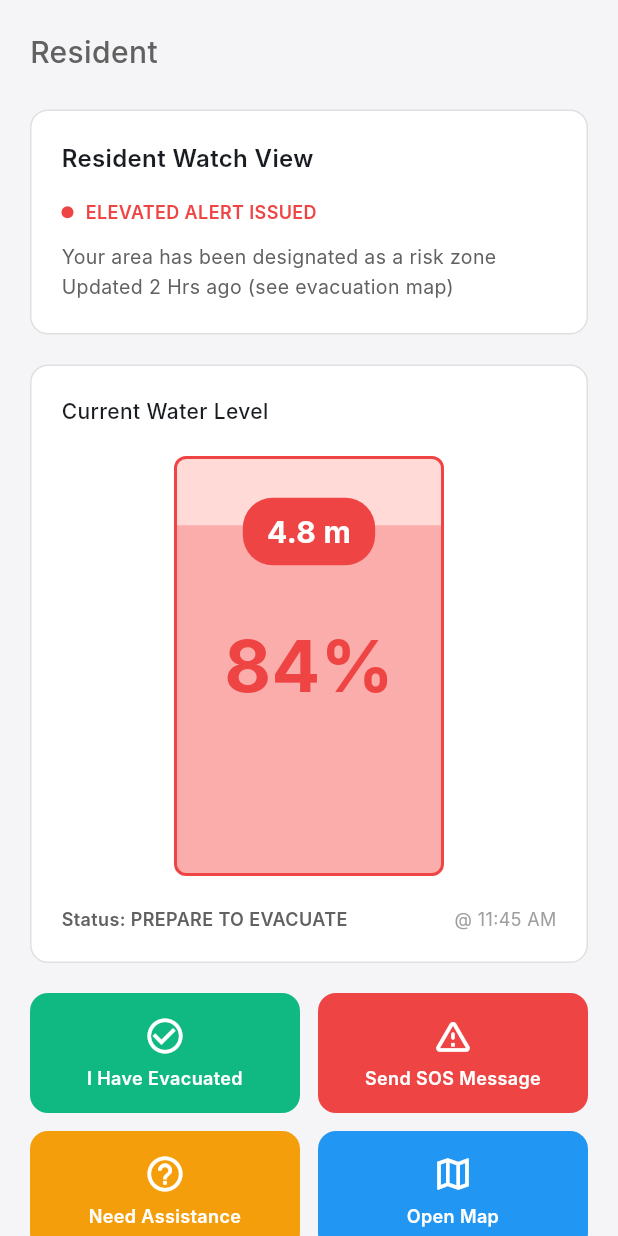
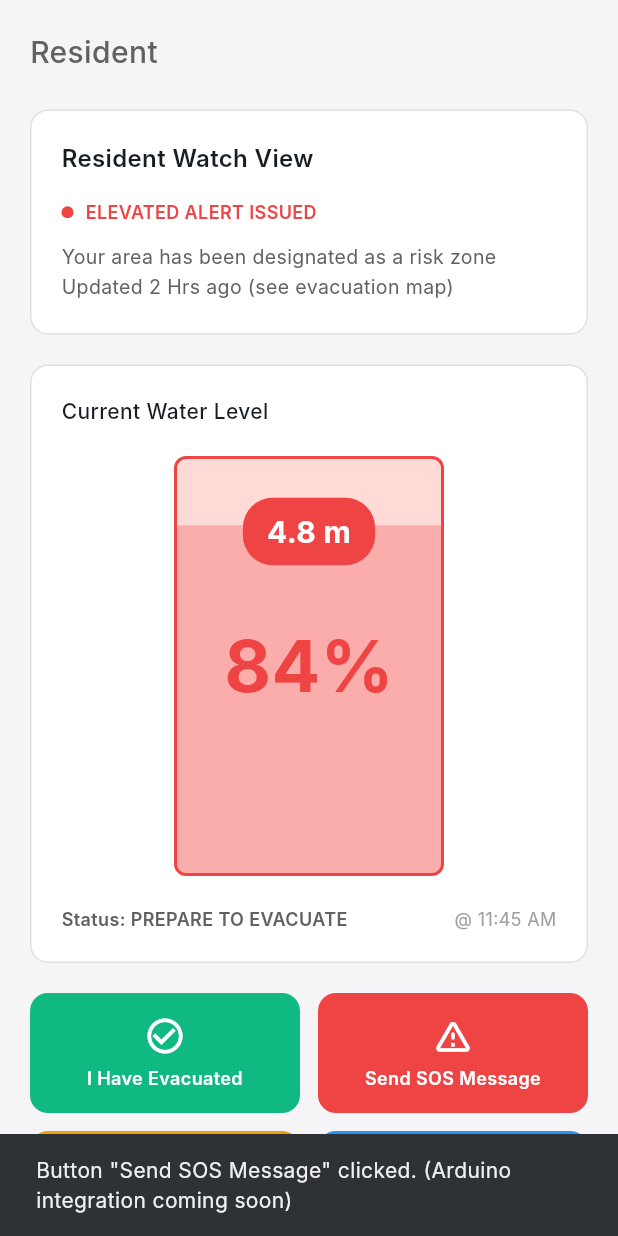
Before and after one commit to Mazt08/RiverFlow, a Flutter app: the screen it shows after launch, after a tap on "Send SOS Message", on a phone screen of 412 x 824 dp. Run offline on Flutter 3.47's test engine with Material 3 defaults, Android fonts, the phone set to English and light mode, and no system bars; Roboto replaces fonts that are missing (Inter).

```diff
--- a/lib/main.dart
+++ b/lib/main.dart
@@ -266,7 +266,8 @@ class ResidentWatchView extends StatelessWidget {
     required IconData icon,
     required Color color,
   }) {
-    return Container(
+    return Builder(
+      builder: (context) => Container(
         height: 80,
         decoration: BoxDecoration(
           color: color,
@@ -275,8 +276,17 @@ class ResidentWatchView extends StatelessWidget {
         child: Material(
           color: Colors.transparent,
           child: InkWell(
-          onTap: () {},
             borderRadius: BorderRadius.circular(12),
+            onTap: () {
+              ScaffoldMessenger.of(context).showSnackBar(
+                SnackBar(
+                  content: Text(
+                    'Button "$label" clicked. (Arduino integration coming soon)',
+                  ),
+                  duration: const Duration(seconds: 1),
+                ),
+              );
+            },
             child: Padding(
               padding: const EdgeInsets.all(12),
               child: Column(
@@ -294,6 +304,7 @@ class ResidentWatchView extends StatelessWidget {
                     ),
                   ),
                 ],
+              ),
             ),
           ),
         ),
```
Lines whose indentation alone changed are shown as unchanged.
